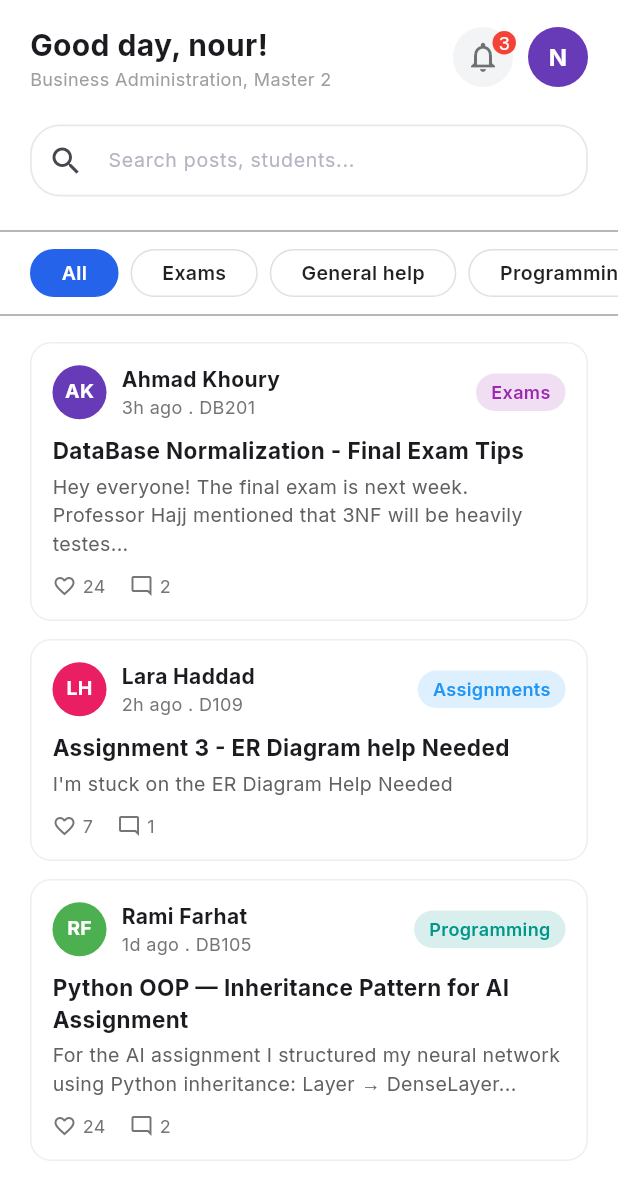
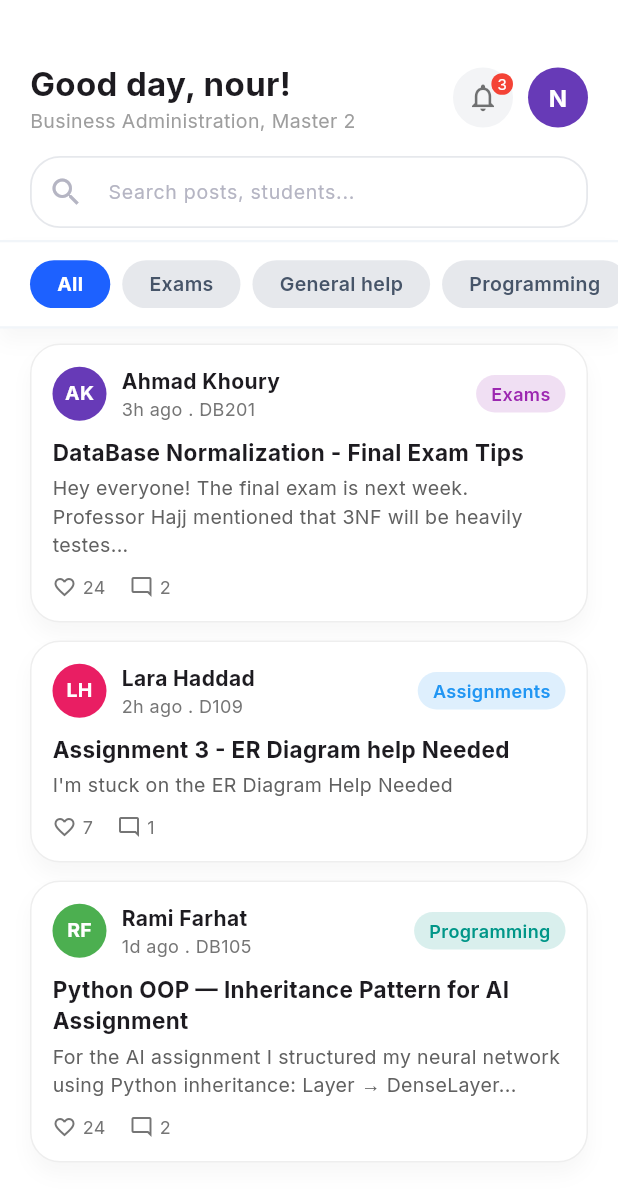
Before and after one commit to NourAlHoudaRifaieh/Uni_Connect, a Flutter app: the HomeScreen screen opened directly, on a phone screen of 412 x 824 dp. Shown: the top 1201 px of the screen. Run offline on Flutter 3.47's test engine with Material 3 defaults, Android fonts, the light colour scheme and no system bars; our stand-ins replace cloud_firestore, firebase_auth, firebase_core, go_router, google_fonts; accounts and stored records are empty.

Commit message:
created a custom bottom navbar

```diff
--- a/lib/core/widgets/personal_info_step.dart
+++ b/lib/features/auth/presentation/widgets/personal_info_step.dart
@@ -1,6 +1,6 @@
 import 'package:flutter/material.dart';
 import 'package:uni_connect/core/widgets/custom_elevated_button.dart';
-import '../../../../core/widgets/custom_form_field.dart';
+import '../../../../../../core/widgets/custom_form_field.dart';
 import "package:google_fonts/google_fonts.dart";
 
 class PersonalInfoStep extends StatelessWidget {
--- a/lib/features/feed/presentation/home_screen.dart
+++ b/lib/features/feed/presentation/home_screen.dart
@@ -1,6 +1,8 @@
 import 'package:flutter/material.dart';
+import 'package:uni_connect/core/widgets/custom_bottom_nav_bar.dart';
 import 'package:uni_connect/core/widgets/custom_form_field.dart';
-import '../widgets/post_card.dart';
+import 'package:uni_connect/features/feed/presentation/widgets/category_selector.dart';
+import 'widgets/post_card.dart';
 
 class HomeScreen extends StatefulWidget{
   HomeScreen({Key? key}): super(key:key);
@@ -10,6 +12,7 @@ class HomeScreen extends StatefulWidget{
 
 class _HomeScreenState extends State <HomeScreen>{
 
+  int _currentIndex = 0;
   TextEditingController _searchController = TextEditingController();
   List <String> categories = ['All','Exams','General help', 'Programming', 'Assignments', 'Math','Physics'];
   String selectedCategory = 'All';
@@ -57,6 +60,19 @@ class _HomeScreenState extends State <HomeScreen>{
   ];
 
 
+  void _onCreatePost(){
+    showModalBottomSheet(
+        context: context,
+        builder: (context) =>
+          SizedBox(
+            height:200,
+            child: Center(
+              child: Text('New Page'),
+            ),
+          ),
+        );
+  }
+
   @override
   Widget build(BuildContext context){
     final filteredPosts = selectedCategory == 'All'
@@ -67,10 +83,10 @@ class _HomeScreenState extends State <HomeScreen>{
       body: SafeArea(
         child:Column(
           children: [
+            // for top header
             Padding(
-              padding: EdgeInsets.symmetric(horizontal:20, vertical:15),
+              padding: EdgeInsets.fromLTRB(20,40,20,8),
               child: Column(
-                crossAxisAlignment: CrossAxisAlignment.start,
                 children: [
                   Row(
                     children:[
@@ -78,11 +94,12 @@ class _HomeScreenState extends State <HomeScreen>{
                         child: Column(
                           crossAxisAlignment: CrossAxisAlignment.start,
                           children: const[
-                            Text('Good day, nour! ', style: TextStyle(fontSize:20, fontWeight: FontWeight.bold)),
-                            Text('Business Administration, Master 2', style: TextStyle(fontSize:12, color: Colors.grey)),
+                            Text('Good day, nour! ', style: TextStyle(fontSize:22, fontWeight: FontWeight.bold)),
+                            Text('Business Administration, Master 2', style: TextStyle(fontSize:13, color: Colors.grey)),
                           ],
                         ),
                       ),
+                      //Notification Bell
                       Stack(
                         clipBehavior: Clip.none,
                         children: [
@@ -94,23 +111,24 @@ class _HomeScreenState extends State <HomeScreen>{
                               borderRadius: BorderRadius.circular(20),
                               border: Border.all( color: Color(0xFFF3F4F6)),
                             ),
-                            child: Icon(Icons.notifications_none, color: Colors.black54),
+                            child: Icon(Icons.notifications_none, color: Colors.black54, size:22),
                           ),
                           Positioned(
-                            top:-2,
-                            right: -2,
+                            top:0,
+                            right: 0,
                             child: Container(
                               padding: const EdgeInsets.all(4),
                               decoration: BoxDecoration(
                                 color: Colors.red,
                                 shape: BoxShape.circle
                               ),
-                              child: Text('3', style:TextStyle(color:Colors.white, fontSize:12))
+                              child: Text('3', style:TextStyle(color:Colors.white, fontSize:10))
                             ),
                           ),
                         ],
                       ),
                       SizedBox(width:10),
+                      //User Avatar
                       CircleAvatar(
                         radius:20,
                         backgroundColor:Colors.deepPurple,
@@ -118,75 +136,28 @@ class _HomeScreenState extends State <HomeScreen>{
                       ),
                     ],
                   ),
-                  SizedBox(height:16),
+                  SizedBox(height:8),
+                  // Search Bar
                   CustomFormField(
                     hint: 'Search posts, students...',
                     controller: _searchController,
-                      prefixIcon: Icon(Icons.search),
+                    prefixIcon: Icon(Icons.search,
+                      color: Color(0xFFB5B5C3),
+                    ),
                     validator: (value) =>
                         value!.isEmpty ? 'Cannot be empty' : null
                   ),
-                  // SizedBox(height:14),
-
-
                 ],
               ),
             ),
-            Divider(
-              color:Colors.grey,
-              thickness: 1,
-              // indent:10,
-              // endIndent: 10,
-            ),
-            SizedBox(height:4),
-            SizedBox(
-              height:32,
-              child: ListView.builder(
-                scrollDirection: Axis.horizontal,
-                padding: EdgeInsets.symmetric(horizontal:20),
-                // physics: BouncingScrollPhysics(),
-                itemCount: categories.length,
-                // separatorBuilder: (_, __) => const SizedBox(width: 8),
-                itemBuilder: (context, index){
-                  String cat = categories[index];
-                  bool isSelected = cat == selectedCategory;
-                  return GestureDetector(
-                    onTap: () {
+            CategorySelector(
+                categories: categories,
+                onCategorySelected: (category){
                   setState(() {
-                        selectedCategory = cat;
+                    selectedCategory = category;
                   });
                 },
-                    child: Container(
-                      margin: EdgeInsets.only(right:8),
-                      padding: EdgeInsets.symmetric(horizontal:20),
-                      alignment: Alignment.center,
-                      decoration: BoxDecoration(
-                        color: isSelected ? Color(0xFF2563EB) : Colors.white,
-                        borderRadius: BorderRadius.circular(20),
-                        border: Border.all(
-                          color: isSelected ? Color(0xFF2563EB) : Colors.grey.shade300,
-                        ),
-                      ),
-                      child: Text(
-                        cat,
-                        style: TextStyle(
-                          color: isSelected ? Colors.white : Colors.black87,
-                          fontWeight: FontWeight.w600,
-                          fontSize:13,
-                        ),
-                      ),
-                    ),
-                  );
-                },
-              ),
-            ),
-            SizedBox(height:4),
-
-            Divider(
-              color:Colors.grey,
-              thickness: 1,
-              // indent:10,
-              // endIndent: 10,
+                selectedCategory: selectedCategory
             ),
             SizedBox(height:10),
             Expanded(
@@ -203,10 +174,18 @@ class _HomeScreenState extends State <HomeScreen>{
                 },
               ),
             ),
-            SizedBox(height:10),
           ],
         ),
       ),
+      // bottomNavigationBar: CustomBottomNavBar(
+      //     currentIndex: _currentIndex,
+      //     onTap: (index){
+      //       setState(() {
+      //         _currentIndex = index;
+      //       });
+      //     },
+      //     onCreatePost: _onCreatePost
+      // ),
     );
   }
 }
--- /dev/null
+++ b/lib/features/feed/presentation/widgets/category_selector.dart
@@ -0,0 +1,73 @@
+import 'package:flutter/material.dart';
+import 'package:google_fonts/google_fonts.dart';
+
+class CategorySelector extends StatelessWidget {
+  final List<String> categories;
+  final String selectedCategory;
+  final ValueChanged<String> onCategorySelected;
+
+  const CategorySelector({
+    super.key,
+    required this.categories,
+    required this.onCategorySelected,
+    required this.selectedCategory,
+  });
+
+  @override
+  Widget build(BuildContext context){
+    return Container(
+      decoration: BoxDecoration(
+        color: Colors.white,
+        border: Border(
+          top: BorderSide(color: Color(0xFFF1F5F9), width:1.5),
+          bottom: BorderSide(color: Color(0xFFF1F5F9), width:1.5),
+        ),
+        boxShadow: [
+          BoxShadow(
+            color: Colors.black.withOpacity(0.03),
+            blurRadius: 10,
+            offset:Offset(0,8),
+          ),
+        ],
+      ),
+      padding: EdgeInsets.symmetric(vertical:12),
+      child:SizedBox(
+        height:32,
+        child: ListView.builder(
+          scrollDirection: Axis.horizontal,
+          padding: EdgeInsets.symmetric(horizontal:20),
+          itemCount: categories.length,
+          itemBuilder: (context, index){
+            String category = categories[index];
+            bool isSelected = category == selectedCategory;
+            return Padding(
+              padding: EdgeInsets.only(right:8),
+              child: InkWell(
+                onTap: () => onCategorySelected(category),
+                borderRadius: BorderRadius.circular(20),
+                child: Container(
+                  padding: EdgeInsets.symmetric(horizontal:18),
+                  alignment: Alignment.center,
+                  decoration: BoxDecoration(
+                    color: isSelected
+                        ? Color(0xFF1D61FF)
+                        : Color(0xFFE6E8EC),
+                    borderRadius: BorderRadius.circular(20),
+                  ),
+                  child: Text(
+                    category,
+                    style: GoogleFonts.inter(
+                      color: isSelected ? Colors.white : Color(0xFF475569),
+                      fontWeight: isSelected ? FontWeight.bold : FontWeight.w600,
+                      fontSize: 13
+                    ),
+                  ),
+                ),
+              ),
+            );
+          },
+        ),
+      ),
+    );
+  }
+}
--- a/lib/features/feed/widgets/post_card.dart
+++ b/lib/features/feed/presentation/widgets/post_card.dart
@@ -1,4 +1,5 @@
 import 'package:flutter/material.dart';
+import 'package:google_fonts/google_fonts.dart';
 
 class PostCardData{
   final String authorName;
@@ -46,8 +47,15 @@ class PostCard extends StatelessWidget{
         padding: const EdgeInsets.all(14),
         decoration: BoxDecoration(
           color: Colors.white,
-          borderRadius: BorderRadius.circular(14),
+          borderRadius: BorderRadius.circular(20),
           border: Border.all(color: Colors.grey.shade200),
+          boxShadow: [
+            BoxShadow(
+              color: Colors.black.withOpacity(0.03),
+              blurRadius: 10,
+              offset:Offset(0,8),
+            ),
+          ],
         ),
         child: Column(
           crossAxisAlignment: CrossAxisAlignment.start,
@@ -59,7 +67,7 @@ class PostCard extends StatelessWidget{
                   backgroundColor:  data.avatarColor,
                   child: Text(
                     data.authorInitials,
-                    style: const TextStyle(
+                    style: GoogleFonts.inter(
                       color: Colors.white,
                       fontWeight: FontWeight.bold,
                       fontSize:13,
@@ -73,14 +81,14 @@ class PostCard extends StatelessWidget{
                     children: [
                       Text(
                         data.authorName,
-                        style: const TextStyle(
+                        style: GoogleFonts.inter(
                             fontWeight: FontWeight.bold,
                             fontSize:14
                         ),
                       ),
                       Text(
                         data.timeAgo + ' . ' + data.subjectCode,
-                        style: TextStyle(
+                        style: GoogleFonts.inter(
                             fontSize: 12,
                             color: Colors.grey.shade600
                         ),
@@ -96,7 +104,7 @@ class PostCard extends StatelessWidget{
                   ),
                   child: Text(
                     data.category,
-                    style: TextStyle(
+                    style: GoogleFonts.inter(
                       color: data.categoryColor,
                       fontWeight: FontWeight.w600,
                       fontSize:12,
@@ -108,7 +116,7 @@ class PostCard extends StatelessWidget{
             const SizedBox(height:10),
             Text(
               data.title,
-              style: TextStyle(
+              style: GoogleFonts.inter(
                 fontWeight: FontWeight.bold,
                 fontSize:15,
               ),
@@ -118,7 +126,7 @@ class PostCard extends StatelessWidget{
               data.preview,
               maxLines:3,
               overflow: TextOverflow.ellipsis,
-              style: TextStyle(
+              style: GoogleFonts.inter(
                 fontSize:13,
                 color: Colors.grey.shade700,
               ),
```
Also changed, not shown: lib/core/widgets/custom_bottom_nav_bar.dart (added, +112 -0 lines), lib/core/widgets/main_layout_screen.dart (added, +81 -0 lines), lib/core/widgets/nav_item.dart (added, +53 -0 lines), lib/features/auth/presentation/login_screen.dart (+38 -5 lines), lib/features/auth/presentation/register_screen.dart (+7 -5 lines), lib/routing/app_router.dart (+5 -2 lines), lib/features/auth/presentation/widgets/academic_info_step.dart (renamed from lib/core/widgets/academic_info_step.dart). Lines whose indentation alone changed are shown as unchanged.
